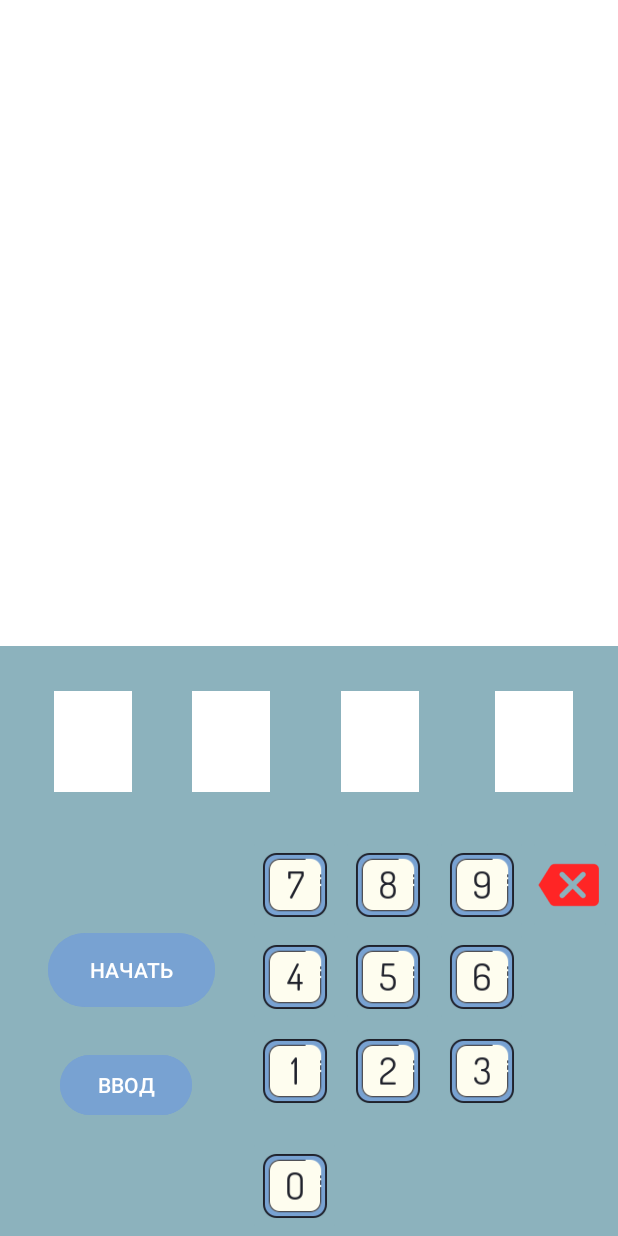
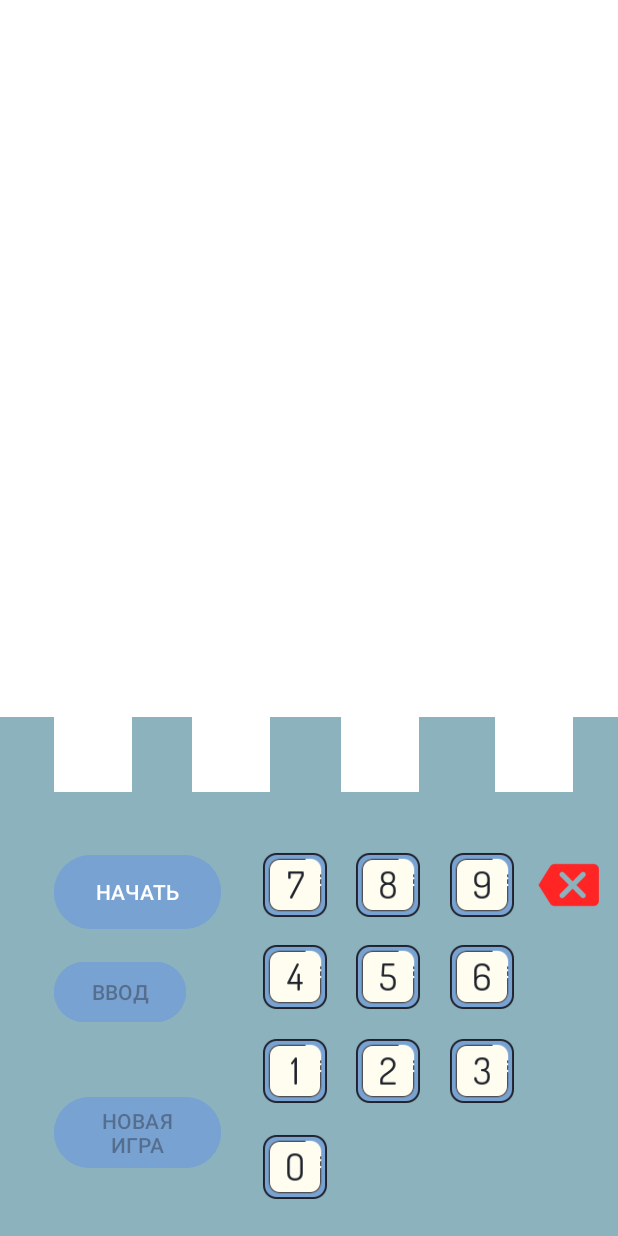
Before and after one commit to pewdiepie11A/androidLR1_AlexKyz, an Android app: the screen it shows after launch (MainActivity), on a phone screen of 412 x 824 dp. Run offline under Robolectric (Android 15) with nearby library versions, the light colour scheme and no system bars.

Commit message:
добавлена кнопка .новоя игра. а также оповещение о проигрыше или выигрыше

```diff
--- a/Lab12/app/src/main/res/layout/activity_main.xml
+++ b/Lab12/app/src/main/res/layout/activity_main.xml
@@ -10,8 +10,8 @@
 
     <View
         android:id="@+id/view"
-        android:layout_width="421dp"
-        android:layout_height="393dp"
+        android:layout_width="416dp"
+        android:layout_height="346dp"
         android:layout_marginTop="388dp"
         android:background="#8CB2BD"
         app:layout_constraintBottom_toBottomOf="parent"
@@ -20,17 +20,31 @@
         app:layout_constraintTop_toTopOf="parent"
         app:layout_constraintVertical_bias="1.0" />
 
+    <Button
+        android:id="@+id/btn_random2"
+        android:layout_width="111dp"
+        android:layout_height="wrap_content"
+        android:backgroundTint="#78A2D2"
+        android:onClick="delclick2"
+        android:text="НОВАЯ ИГРА"
+        app:layout_constraintBottom_toBottomOf="parent"
+        app:layout_constraintEnd_toEndOf="parent"
+        app:layout_constraintHorizontal_bias="0.12"
+        app:layout_constraintStart_toStartOf="parent"
+        app:layout_constraintTop_toTopOf="parent"
+        app:layout_constraintVertical_bias="0.946" />
+
     <ImageButton
         android:id="@+id/btn0"
         android:layout_width="62dp"
         android:layout_height="67dp"
         android:backgroundTint="#8CB2BD"
-        app:layout_constraintBottom_toBottomOf="@+id/view"
+        app:layout_constraintBottom_toBottomOf="parent"
         app:layout_constraintEnd_toEndOf="parent"
         app:layout_constraintHorizontal_bias="0.472"
         app:layout_constraintStart_toStartOf="parent"
         app:layout_constraintTop_toTopOf="parent"
-        app:layout_constraintVertical_bias="1.0"
+        app:layout_constraintVertical_bias="0.983"
         app:srcCompat="@mipmap/zero0_foreground" />
 
     <ImageButton
@@ -160,10 +174,10 @@
         android:text="НАЧАТЬ"
         app:layout_constraintBottom_toBottomOf="parent"
         app:layout_constraintEnd_toEndOf="parent"
-        app:layout_constraintHorizontal_bias="0.106"
+        app:layout_constraintHorizontal_bias="0.12"
         app:layout_constraintStart_toStartOf="parent"
         app:layout_constraintTop_toTopOf="parent"
-        app:layout_constraintVertical_bias="0.806" />
+        app:layout_constraintVertical_bias="0.738" />
 
     <Button
         android:id="@+id/btn_input"
@@ -173,10 +187,10 @@
         android:text="ВВОД"
         app:layout_constraintBottom_toBottomOf="parent"
         app:layout_constraintEnd_toEndOf="parent"
-        app:layout_constraintHorizontal_bias="0.123"
+        app:layout_constraintHorizontal_bias="0.111"
         app:layout_constraintStart_toStartOf="parent"
         app:layout_constraintTop_toTopOf="parent"
-        app:layout_constraintVertical_bias="0.901" />
+        app:layout_constraintVertical_bias="0.821" />
 
     <TextView
         android:id="@+id/text_random"
@@ -401,4 +415,15 @@
         app:layout_constraintTop_toTopOf="parent"
         app:layout_constraintVertical_bias="0.339" />
 
+    <TextView
+        android:id="@+id/text_result6"
+        android:layout_width="220dp"
+        android:layout_height="48dp"
+        app:layout_constraintBottom_toBottomOf="parent"
+        app:layout_constraintEnd_toEndOf="parent"
+        app:layout_constraintHorizontal_bias="0.649"
+        app:layout_constraintStart_toStartOf="parent"
+        app:layout_constraintTop_toTopOf="parent"
+        app:layout_constraintVertical_bias="0.436" />
+
 </androidx.constraintlayout.widget.ConstraintLayout>
```
Also changed, not shown: Lab12/app/src/main/java/mai/team1/lab1/MainActivity.java (+61 -12 lines).
